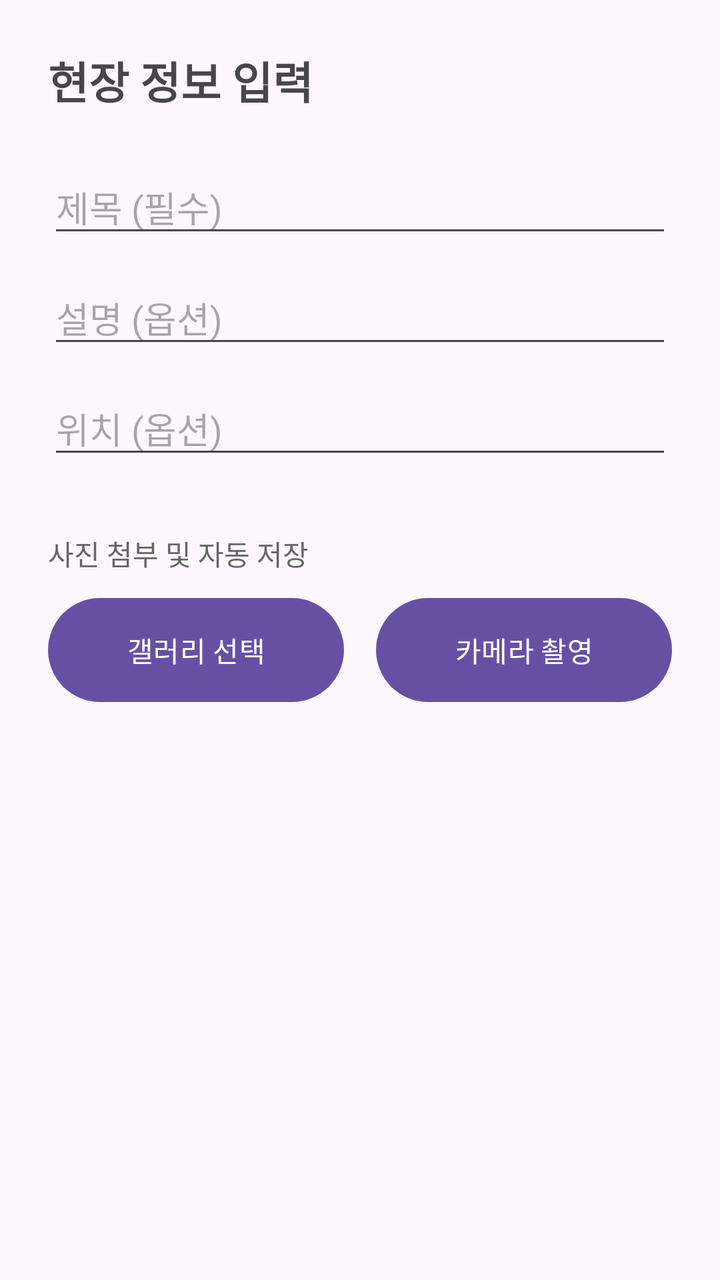
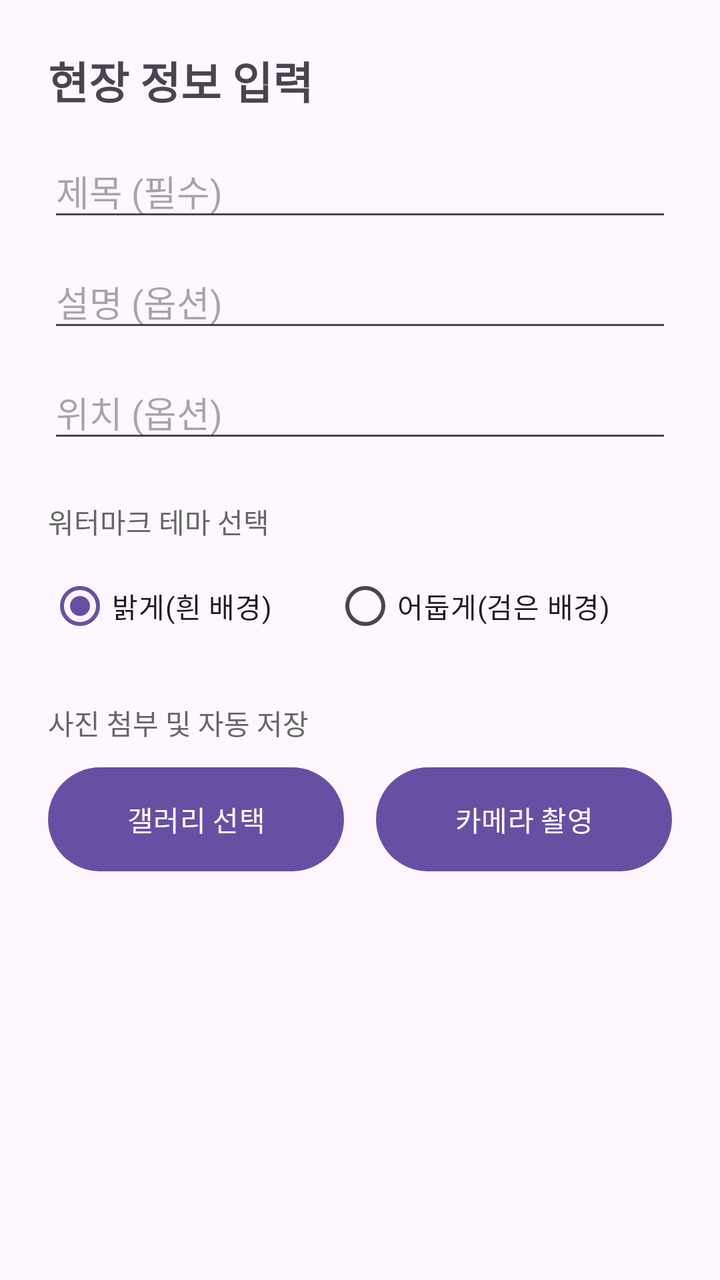

Screens rendered from an Android XML layout before and after an edit, with the pre-edit source and the edit as a unified diff.
<!-- AndroidManifest.xml: application theme Theme.Siteboard -->
<!-- res/layout/activity_sub.xml -->
<?xml version="1.0" encoding="utf-8"?>
<LinearLayout xmlns:android="http://schemas.android.com/apk/res/android"
    android:layout_width="match_parent"
    android:layout_height="match_parent"
    android:orientation="vertical"
    android:padding="24dp">

    <TextView
        android:layout_width="wrap_content"
        android:layout_height="wrap_content"
        android:text="현장 정보 입력"
        android:textSize="22sp"
        android:textStyle="bold"
        android:layout_marginBottom="24dp"/>

    <EditText android:id="@+id/etTitle" android:layout_width="match_parent" android:layout_height="wrap_content" android:layout_marginBottom="12dp" android:hint="제목 (필수)" />
    <EditText android:id="@+id/etDesc" android:layout_width="match_parent" android:layout_height="wrap_content" android:layout_marginBottom="12dp" android:hint="설명 (옵션)" />
    <EditText android:id="@+id/etLocation" android:layout_width="match_parent" android:layout_height="wrap_content" android:layout_marginBottom="32dp" android:hint="위치 (옵션)" />

    <TextView
        android:layout_width="wrap_content"
        android:layout_height="wrap_content"
        android:text="사진 첨부 및 자동 저장"
        android:textColor="#666666"
        android:layout_marginBottom="8dp"/>

    <LinearLayout
        android:layout_width="match_parent"
        android:layout_height="wrap_content"
        android:orientation="horizontal">
        <Button android:id="@+id/btnGallery" android:layout_width="0dp" android:layout_height="60dp" android:layout_weight="1" android:layout_marginEnd="8dp" android:text="갤러리 선택" />
        <Button android:id="@+id/btnCamera" android:layout_width="0dp" android:layout_height="60dp" android:layout_weight="1" android:layout_marginStart="8dp" android:text="카메라 촬영" />
    </LinearLayout>

</LinearLayout>
<!-- resources referenced by this layout -->
<resources>
  <style name="Theme.Siteboard" parent="Base.Theme.Siteboard" />
  <style name="Base.Theme.Siteboard" parent="Theme.Material3.DayNight.NoActionBar">
          
          
      </style>
</resources>

<!-- the commit's change to res/layout/activity_sub.xml (unified diff, before → after) -->
@@ -1,35 +1,73 @@
 <?xml version="1.0" encoding="utf-8"?>
-<LinearLayout xmlns:android="http://schemas.android.com/apk/res/android"
+<FrameLayout xmlns:android="http://schemas.android.com/apk/res/android"
     android:layout_width="match_parent"
-    android:layout_height="match_parent"
-    android:orientation="vertical"
-    android:padding="24dp">
-
-    <TextView
-        android:layout_width="wrap_content"
-        android:layout_height="wrap_content"
-        android:text="현장 정보 입력"
-        android:textSize="22sp"
-        android:textStyle="bold"
-        android:layout_marginBottom="24dp"/>
-
-    <EditText android:id="@+id/etTitle" android:layout_width="match_parent" android:layout_height="wrap_content" android:layout_marginBottom="12dp" android:hint="제목 (필수)" />
-    <EditText android:id="@+id/etDesc" android:layout_width="match_parent" android:layout_height="wrap_content" android:layout_marginBottom="12dp" android:hint="설명 (옵션)" />
-    <EditText android:id="@+id/etLocation" android:layout_width="match_parent" android:layout_height="wrap_content" android:layout_marginBottom="32dp" android:hint="위치 (옵션)" />
-
-    <TextView
-        android:layout_width="wrap_content"
-        android:layout_height="wrap_content"
-        android:text="사진 첨부 및 자동 저장"
-        android:textColor="#666666"
-        android:layout_marginBottom="8dp"/>
+    android:layout_height="match_parent">
 
     <LinearLayout
         android:layout_width="match_parent"
-        android:layout_height="wrap_content"
-        android:orientation="horizontal">
-        <Button android:id="@+id/btnGallery" android:layout_width="0dp" android:layout_height="60dp" android:layout_weight="1" android:layout_marginEnd="8dp" android:text="갤러리 선택" />
-        <Button android:id="@+id/btnCamera" android:layout_width="0dp" android:layout_height="60dp" android:layout_weight="1" android:layout_marginStart="8dp" android:text="카메라 촬영" />
+        android:layout_height="match_parent"
+        android:orientation="vertical"
+        android:padding="24dp">
+
+        <TextView
+            android:layout_width="wrap_content"
+            android:layout_height="wrap_content"
+            android:text="현장 정보 입력"
+            android:textSize="22sp"
+            android:textStyle="bold"
+            android:layout_marginBottom="16dp"/>
+
+        <EditText android:id="@+id/etTitle" android:layout_width="match_parent" android:layout_height="wrap_content" android:layout_marginBottom="12dp" android:hint="제목 (필수)" />
+        <EditText android:id="@+id/etDesc" android:layout_width="match_parent" android:layout_height="wrap_content" android:layout_marginBottom="12dp" android:hint="설명 (옵션)" />
+
+        <EditText android:id="@+id/etLocation" android:layout_width="match_parent" android:layout_height="wrap_content" android:layout_marginBottom="24dp" android:hint="위치 (옵션)" />
+
+        <TextView
+            android:layout_width="wrap_content"
+            android:layout_height="wrap_content"
+            android:text="워터마크 테마 선택"
+            android:textColor="#666666"
+            android:layout_marginBottom="8dp"/>
+
+        <RadioGroup
+            android:id="@+id/rgTheme"
+            android:layout_width="match_parent"
+            android:layout_height="wrap_content"
+            android:orientation="horizontal"
+            android:layout_marginBottom="24dp">
+            <RadioButton android:id="@+id/rbLight" android:layout_width="wrap_content" android:layout_height="wrap_content" android:text="밝게(흰 배경)" android:checked="true" android:layout_weight="1"/>
+            <RadioButton android:id="@+id/rbDark" android:layout_width="wrap_content" android:layout_height="wrap_content" android:text="어둡게(검은 배경)" android:layout_weight="1"/>
+        </RadioGroup>
+
+        <TextView
+            android:layout_width="wrap_content"
+            android:layout_height="wrap_content"
+            android:text="사진 첨부 및 자동 저장"
+            android:textColor="#666666"
+            android:layout_marginBottom="8dp"/>
+
+        <LinearLayout
+            android:layout_width="match_parent"
+            android:layout_height="wrap_content"
+            android:orientation="horizontal">
+            <Button android:id="@+id/btnGallery" android:layout_width="0dp" android:layout_height="60dp" android:layout_weight="1" android:layout_marginEnd="8dp" android:text="갤러리 선택" />
+            <Button android:id="@+id/btnCamera" android:layout_width="0dp" android:layout_height="60dp" android:layout_weight="1" android:layout_marginStart="8dp" android:text="카메라 촬영" />
+        </LinearLayout>
+
     </LinearLayout>
 
-</LinearLayout>
+    <LinearLayout
+        android:id="@+id/layoutLoading"
+        android:layout_width="match_parent"
+        android:layout_height="match_parent"
+        android:background="#88000000"
+        android:gravity="center"
+        android:orientation="vertical"
+        android:visibility="gone"
+        android:clickable="true"
+        android:focusable="true">
+        <ProgressBar android:layout_width="wrap_content" android:layout_height="wrap_content" />
+        <TextView android:layout_width="wrap_content" android:layout_height="wrap_content" android:text="사진 합성 및 저장 중..." android:textColor="#FFFFFF" android:layout_marginTop="16dp"/>
+    </LinearLayout>
+
+</FrameLayout>
